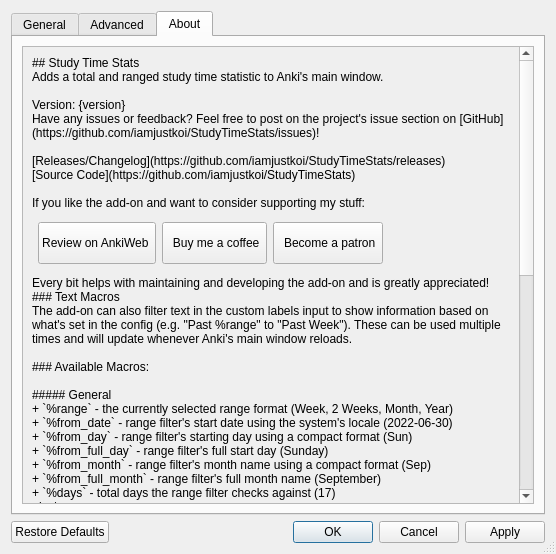
Old version of the form res/ui/options_dialog.ui in the repository iamjustkoi/StudyTimeStats.
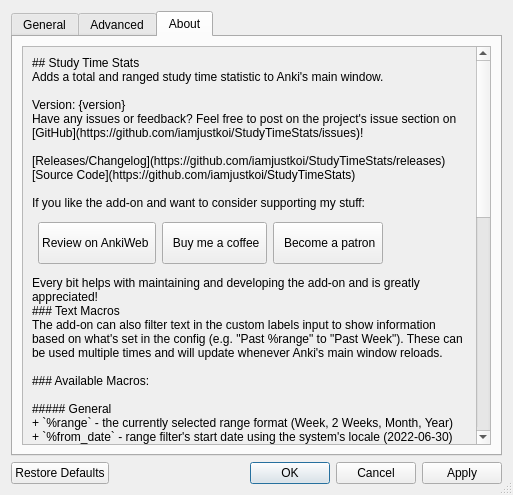
New version of the form. The open tabs and pages were chosen to show the change. Icons and pictures are not drawn.

Commit message: Text corrections

Patch:
```diff
--- a/res/ui/options_dialog.ui
+++ b/res/ui/options_dialog.ui
@@ -10,8 +10,8 @@
    <rect>
     <x>0</x>
     <y>0</y>
-    <width>556</width>
-    <height>554</height>
+    <width>513</width>
+    <height>495</height>
    </rect>
   </property>
   <property name="windowTitle">
@@ -825,7 +825,7 @@
 &lt;br&gt;&lt;/br&gt;
 
 Custom date:
-+ `%from_custom_date:&lt;YYYY-MM-DD&gt;` - total study time from a unique, input date (e.g. &quot;%from_custom_date:2022-03-14&quot; -&gt; &quot;22.5 hrs&quot; (from 2022, March 14th))
++ `%from_custom_hrs:&lt;YYYY-MM-DD&gt;` - total study time from a unique, input date (e.g. &quot;%from_custom_hrs:2022-03-14&quot; -&gt; &quot;22.5 hrs&quot; (from 2022, March 14th))
 &lt;br&gt;&lt;/br&gt;
 
 ##### Misc
```
The commit also changes 2 other files.
